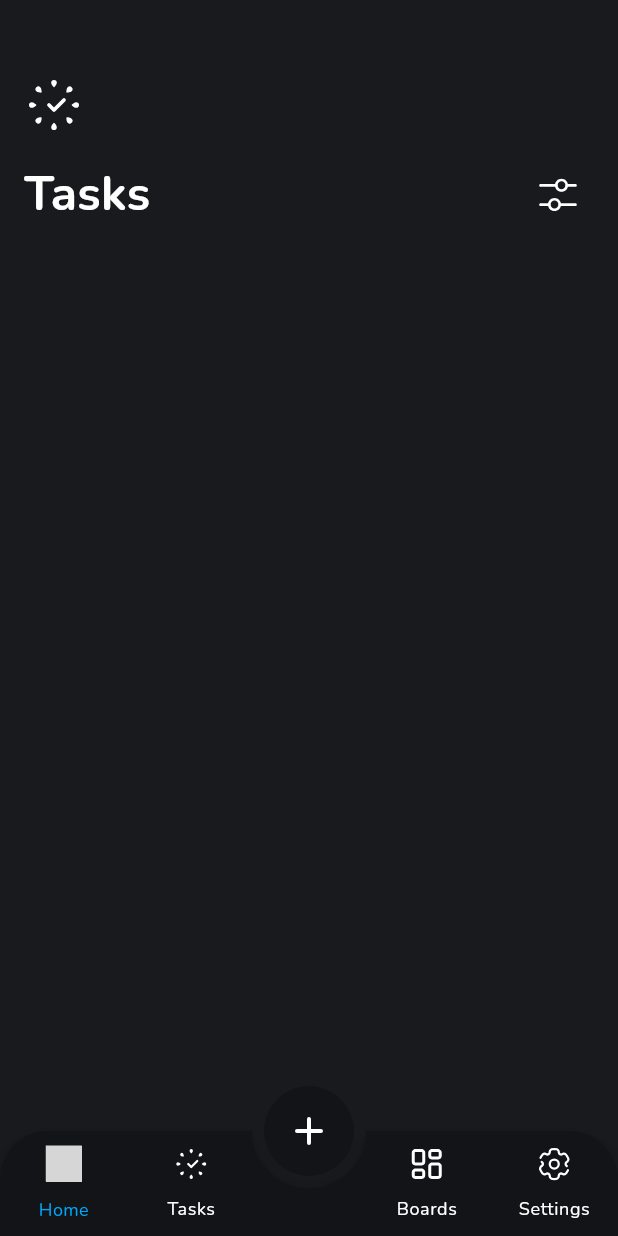
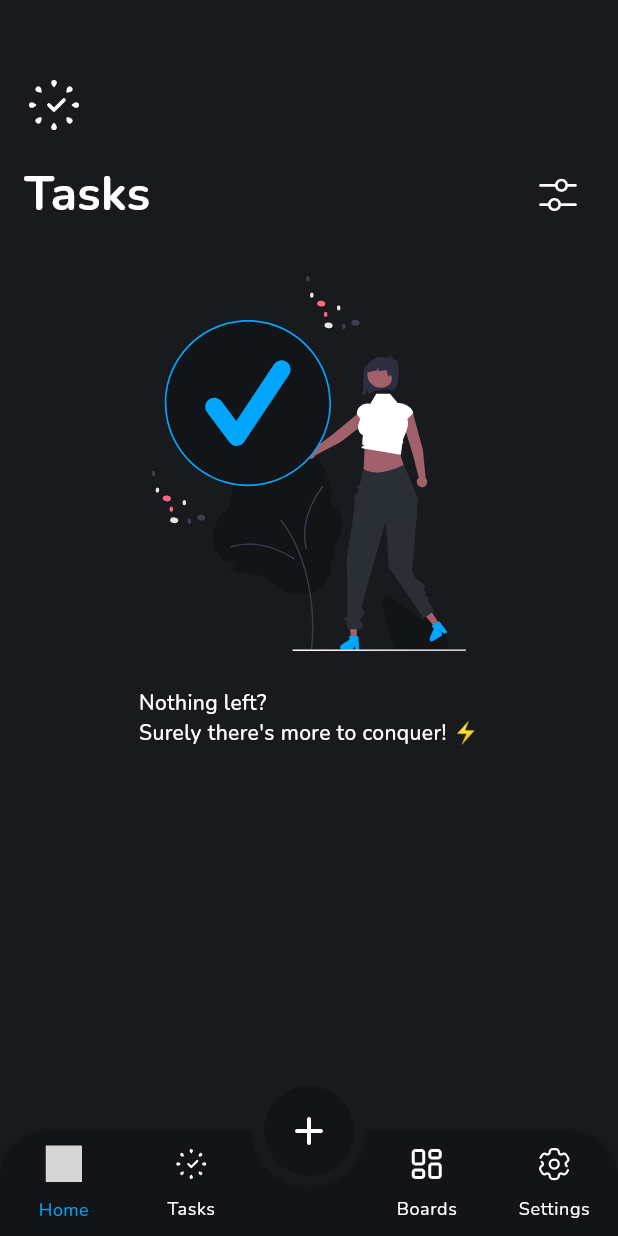
Before and after one commit to KenStarry/TaskEase, a Flutter app: the screen it shows after launch, on a phone screen of 412 x 824 dp. Run offline on Flutter 3.47's test engine with Material 3 defaults, Android fonts, the phone set to English and light mode, and no system bars; drawn by our look-alikes of animated_bottom_navigation_bar; our stand-ins replace bloc, cached_network_image, calendar_date_picker2, curved_navigation_bar, easy_date_timeline, equatable and 12 more; accounts and stored records are empty; grey boxes are pictures that could not be loaded.

Commit message:
Tasks updates and implementations

```diff
--- a/lib/features/tasks/presentation/bloc/tasks_event.dart
+++ b/lib/features/tasks/presentation/bloc/tasks_event.dart
@@ -4,3 +4,9 @@ part of 'tasks_bloc.dart';
 sealed class TasksEvent {}
 
 final class FetchAllTasksEvent extends TasksEvent {}
+
+final class UpdateTasksInBlocEvent extends TasksEvent {
+  final TaskModel updatedTask;
+
+  UpdateTasksInBlocEvent({required this.updatedTask});
+}
--- a/lib/features/tasks/presentation/bloc/tasks_state.dart
+++ b/lib/features/tasks/presentation/bloc/tasks_state.dart
@@ -1,33 +1,39 @@
 part of 'tasks_bloc.dart';
 
 @immutable
-sealed class TasksState extends Equatable {}
+sealed class TasksState extends Equatable {
+  final List<TaskModel> allTasks;
+
+  const TasksState({required this.allTasks});
+}
 
 final class TasksInitial extends TasksState {
+  const TasksInitial({required super.allTasks});
+
   @override
   List<Object?> get props => [];
 }
 
 final class TasksLoading extends TasksState {
+  const TasksLoading({required super.allTasks});
+
   @override
   List<Object?> get props => [];
 }
 
 final class TasksSuccess extends TasksState {
+  // final List<TaskModel> allTasks;
 
-  final List<TaskModel> allTasks;
-
-  TasksSuccess({required this.allTasks});
+  const TasksSuccess({required super.allTasks});
 
   @override
   List<Object?> get props => [allTasks];
 }
 
 final class TasksFailed extends TasksState {
-
   final String errorMessage;
 
-  TasksFailed({required this.errorMessage});
+  const TasksFailed({required this.errorMessage, required super.allTasks});
 
   @override
   List<Object?> get props => [errorMessage];
--- a/lib/features/tasks/presentation/bloc/update_task_state.dart
+++ b/lib/features/tasks/presentation/bloc/update_task_state.dart
@@ -14,8 +14,13 @@ final class UpdateTaskLoading extends UpdateTaskState {
 }
 
 final class UpdateTaskSuccess extends UpdateTaskState {
+
+  final TaskModel updatedTask;
+
+  UpdateTaskSuccess({required this.updatedTask});
+
   @override
-  List<Object?> get props => [];
+  List<Object?> get props => [updatedTask];
 }
 
 final class UpdateTaskFailed extends UpdateTaskState {
--- a/lib/features/tasks/presentation/components/filters/tasks_by_date.dart
+++ b/lib/features/tasks/presentation/components/filters/tasks_by_date.dart
@@ -1,13 +1,34 @@
 import 'package:flutter/material.dart';
+import 'package:flutter_svg/svg.dart';
 import 'package:sliver_tools/sliver_tools.dart';
 import 'package:task_ease/core/model/task_model.dart';
 import 'package:task_ease/core/util/extensions/string_extensions.dart';
+import 'package:task_ease/core/util/svg/complete_task_svg_parse.dart';
 
 import '../../../../../core/presentation/components/task_card.dart';
 
 List<Widget> tasksByDate(BuildContext context,
     {required List<String?> allDates, required List<TaskModel> tasks}) {
-  return allDates.map((date) {
+  return tasks.isEmpty ? [
+    SliverPadding(
+      padding: const EdgeInsets.symmetric(horizontal: 16),
+      sliver: SliverToBoxAdapter(
+        child: Column(
+          children: [
+            const SizedBox(height: 30),
+            UnconstrainedBox(
+              child: SvgPicture.string(
+                completeTaskSvgParse(context), width: 250, height: 250,),
+            ),
+
+            const SizedBox(height: 24),
+
+            Text("Nothing left?\nSurely there's more to conquer! ⚡")
+          ],
+        ),
+      ),
+    )
+  ] : allDates.map((date) {
     final allTasksUnderDate = tasks
         .where((task) =>
     task.taskParentId == null &&
@@ -22,7 +43,9 @@ List<Widget> tasksByDate(BuildContext context,
             child: Container(
               width: double.infinity,
               height: 24,
-          color: Theme.of(context).scaffoldBackgroundColor,
+              color: Theme
+                  .of(context)
+                  .scaffoldBackgroundColor,
               child: Align(
                 alignment: Alignment.centerLeft,
                 child: Text(
@@ -33,9 +56,21 @@ List<Widget> tasksByDate(BuildContext context,
                       ? 'Today'
                       : (date ?? 'No Date'),
                   style: TextStyle(
-                fontSize: Theme.of(context).textTheme.bodyMedium!.fontSize,
-                fontWeight: Theme.of(context).textTheme.titleLarge!.fontWeight,
-                color: Theme.of(context).textTheme.titleLarge!.color,
+                    fontSize: Theme
+                        .of(context)
+                        .textTheme
+                        .bodyMedium!
+                        .fontSize,
+                    fontWeight: Theme
+                        .of(context)
+                        .textTheme
+                        .titleLarge!
+                        .fontWeight,
+                    color: Theme
+                        .of(context)
+                        .textTheme
+                        .titleLarge!
+                        .color,
                   ),
                 ),
               ),
@@ -43,7 +78,10 @@ List<Widget> tasksByDate(BuildContext context,
         const SliverToBoxAdapter(child: SizedBox(height: 8)),
         DecoratedSliver(
           decoration: BoxDecoration(
-              color: Theme.of(context).colorScheme.onSecondary,
+              color: Theme
+                  .of(context)
+                  .colorScheme
+                  .onSecondary,
               borderRadius: BorderRadius.circular(24)),
           sliver: SliverPadding(
             padding: const EdgeInsets.symmetric(horizontal: 16),
--- a/lib/main.dart
+++ b/lib/main.dart
@@ -8,6 +8,7 @@ import 'package:task_ease/core/model/task_model.dart';
 import 'package:task_ease/core/util/constants/hive_constants.dart';
 import 'package:task_ease/features/tasks/presentation/bloc/add_tasks_bloc.dart';
 import 'package:task_ease/features/tasks/presentation/bloc/tasks_bloc.dart';
+import 'package:task_ease/features/tasks/presentation/bloc/update_task_bloc.dart';
 
 import 'core/util/routing/app_route.dart';
 import 'core/util/theme/app_theme.dart';
@@ -39,6 +40,9 @@ class MyApp extends StatelessWidget {
         BlocProvider(
           create: (context) => AddTasksBloc(),
         ),
+        BlocProvider(
+          create: (context) => UpdateTaskBloc(),
+        ),
       ],
       child: MaterialApp.router(
         title: "TaskEase",
```
Also changed, not shown: lib/core/util/extensions/color_extensions.dart (+13 -0 lines), lib/core/util/svg/complete_task_svg_parse.dart (added, +9 -0 lines), lib/features/tasks/presentation/bloc/tasks_bloc.dart (+20 -3 lines), assets/images/undraw/complete_task_alt.svg (added). Lines whose indentation alone changed are shown as unchanged.
